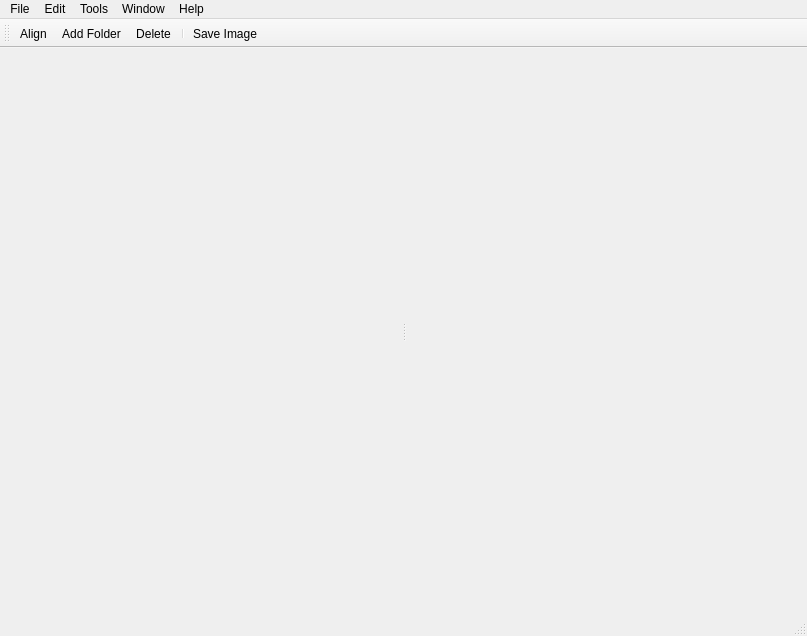
Old version of the form linnaeo/ui/linnaeo.ui in the repository beowulfey/pylinnaeo.
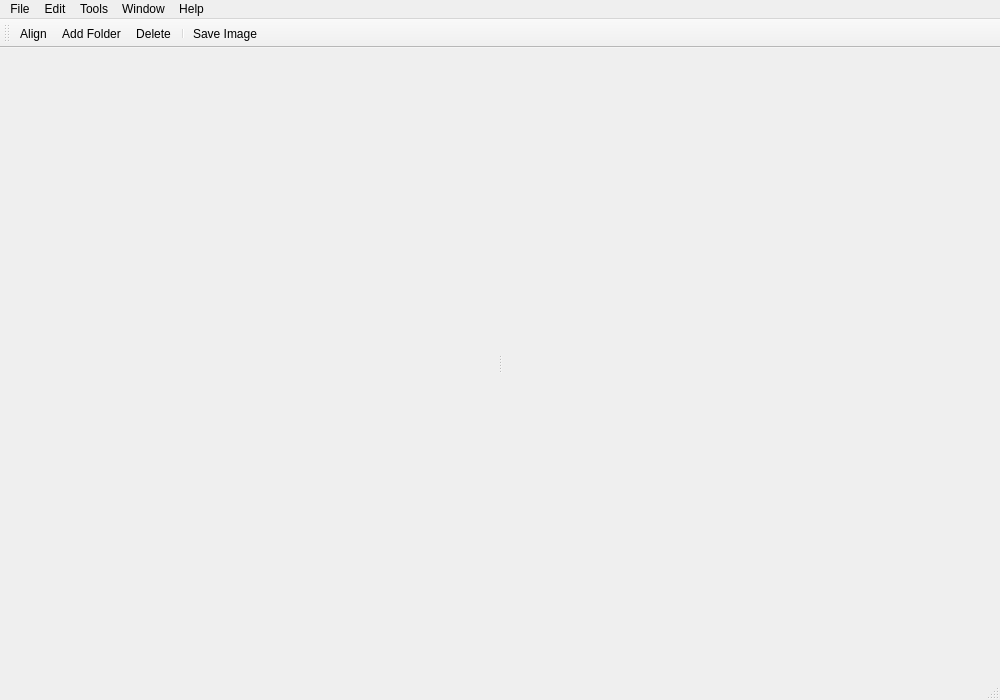
New version of the form.

Diff of the .ui file:
```diff
--- a/linnaeo/ui/linnaeo.ui
+++ b/linnaeo/ui/linnaeo.ui
@@ -6,8 +6,8 @@
    <rect>
     <x>0</x>
     <y>0</y>
-    <width>807</width>
-    <height>636</height>
+    <width>1000</width>
+    <height>700</height>
    </rect>
   </property>
   <property name="windowTitle">
@@ -90,7 +90,7 @@
     <rect>
      <x>0</x>
      <y>0</y>
-     <width>807</width>
+     <width>1000</width>
      <height>23</height>
     </rect>
    </property>
```
